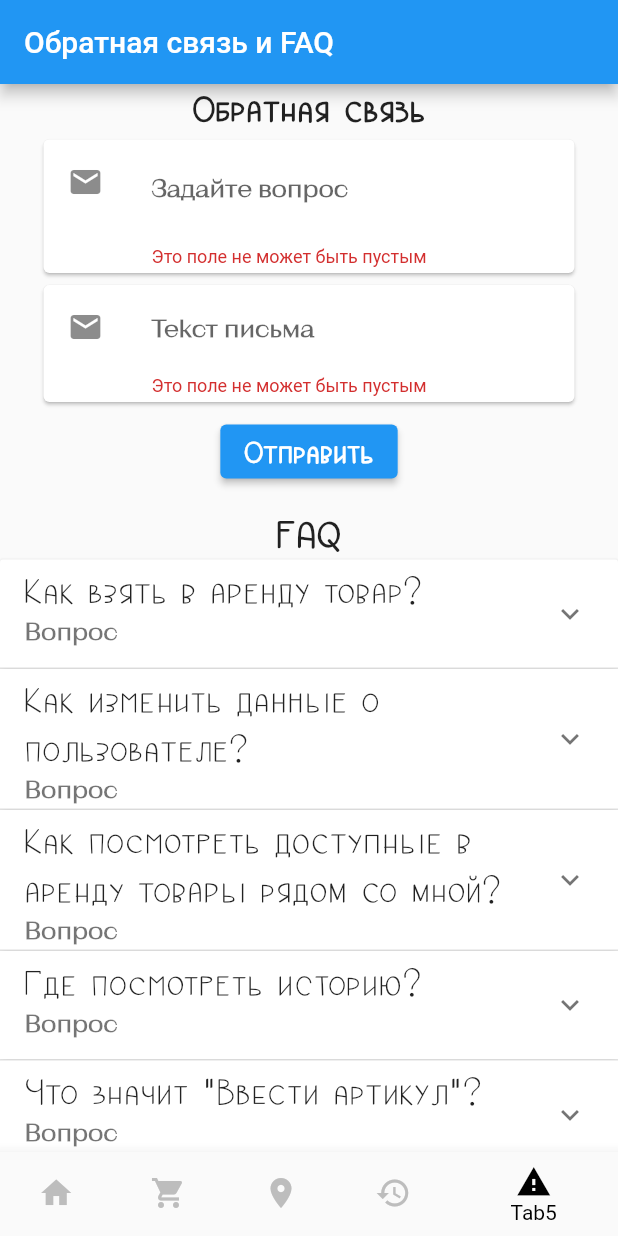
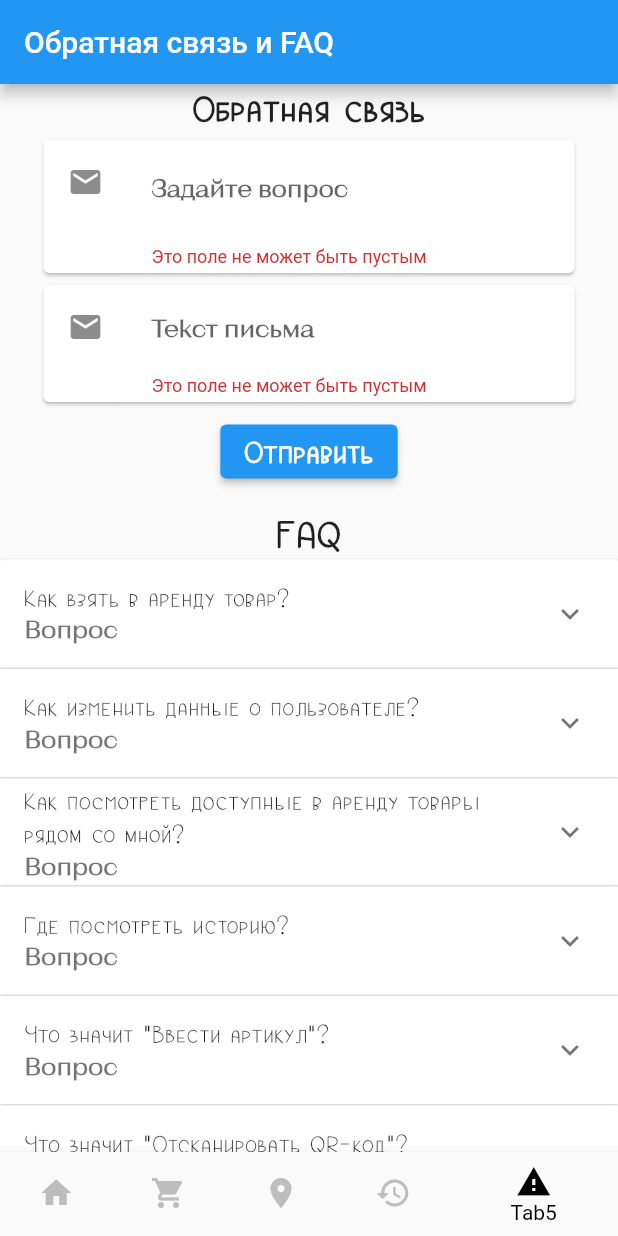
Before and after one commit to Gooosee/task4, a Flutter app: the screen it shows after launch, item 5 of the bottom bar chosen, on a phone screen of 412 x 824 dp. Run offline on Flutter 3.47's test engine with Material 2 defaults, Android fonts, the phone set to English and light mode, and no system bars; our stand-ins replace mask_text_input_formatter, sqflite; missing offline and left inert: mailer; accounts and stored records are empty.

Commit message:
Дизайн

```diff
--- a/lib/constants.dart
+++ b/lib/constants.dart
@@ -8,4 +8,8 @@ const TextStyle tahinaStyleBig2 = TextStyle(fontSize: 25, fontFamily: "Tihana",
 
 const TextStyle tahinaStyleBig3 = TextStyle(fontSize: 20, fontFamily: "Tihana", fontWeight: FontWeight.bold);
 
+const TextStyle tahinaStyleNormal2 = TextStyle(fontSize: 20, fontFamily: "Tihana", fontWeight: FontWeight.normal);
+
 const TextStyle KTSR3StyleSmall1 = TextStyle(fontSize: 16, fontFamily: "KTSR3", fontWeight: FontWeight.bold);
+
+const TextStyle KTSR3StyleSmall2 = TextStyle(fontSize: 16, fontFamily: "KTSR3", fontWeight: FontWeight.normal);
--- a/lib/screens/tab1.dart
+++ b/lib/screens/tab1.dart
@@ -24,8 +24,9 @@ class _Tab1State extends State<Tab1> with AutomaticKeepAliveClientMixin<Tab1> {
       appBar: AppBar(
         title: const Text('Главная'),
         actions: <Widget>[
+          const Icon(Icons.attach_money),
           const Center (
-            child: Text('Баланс: 150 баллов', style: TextStyle(fontSize: 20, ), textAlign: TextAlign.center,),
+            child: Text('150  ', textAlign: TextAlign.center,),
           ),
           IconButton(onPressed: () async {
             final result = await Navigator.of(context).push(MaterialPageRoute(builder: (context) => Tab1Edit(lstback)));
--- a/lib/screens/tab1edit.dart
+++ b/lib/screens/tab1edit.dart
@@ -58,8 +58,10 @@ class _Tab1EditState extends State<Tab1Edit> {
 
         }),
         actions: const <Widget>[
+          Icon(Icons.attach_money),
           Center (
-            child: Text('Баланс: 150 баллов', style: TextStyle(fontSize: 20, ), textAlign: TextAlign.center,),
+
+            child: Text('150   ', textAlign: TextAlign.center,),
           ),
 
         ],
--- a/lib/screens/tab3.dart
+++ b/lib/screens/tab3.dart
@@ -17,8 +17,9 @@ class Tab3 extends StatelessWidget {
           title: const Text(_title),
 
           actions: const <Widget>[
+            Icon(Icons.attach_money),
             Center(
-              child: Text('Баланс: 150 баллов', style: TextStyle(fontSize: 20, ), textAlign: TextAlign.center,),
+              child: Text('150   ', textAlign: TextAlign.center,),
       )
       ],),
 
--- a/lib/screens/tab5.dart
+++ b/lib/screens/tab5.dart
@@ -200,7 +200,7 @@ class _MyStatefulWidgetState extends State<MyStatefulWidget> {
             return ExpansionPanel(
               headerBuilder: (BuildContext context, bool isExpanded) {
                 return ListTile(
-                  title: Text(item.headerValue, style: tahinaStyleNormal1),
+                  title: Text(item.headerValue, style: tahinaStyleNormal2),
                   subtitle:
                   const Text('Вопрос', style: KTSR3StyleSmall1),
                 );
@@ -208,9 +208,9 @@ class _MyStatefulWidgetState extends State<MyStatefulWidget> {
               body: Column (
                   children : [
                       ListTile(
-                        title: Text(item.expandedValue, style: KTSR3StyleSmall1,),
+                        title: Text(item.expandedValue, style: KTSR3StyleSmall2,),
                         subtitle:
-                        const Text('Ответ', style: KTSR3StyleSmall1),
+                        const Text('Ответ', style: KTSR3StyleSmall2),
                         onTap: () {
                         }),
                   ]
```
